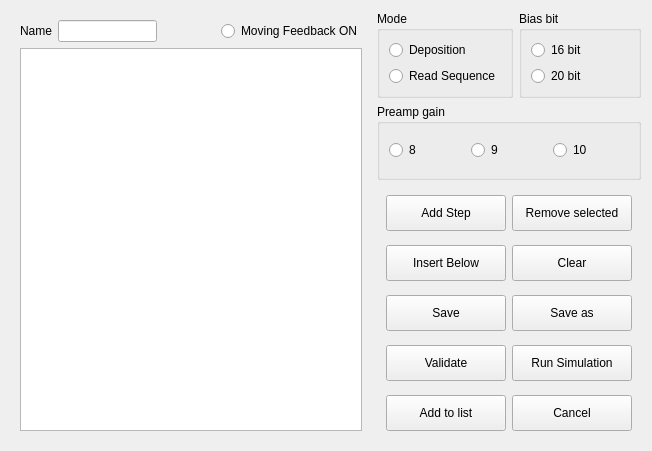
Above: pyqt5 STM software/ui/SequenceEditor.ui from freestylexyz/STM-pyqt5-software before the change. Below: the same form after it.
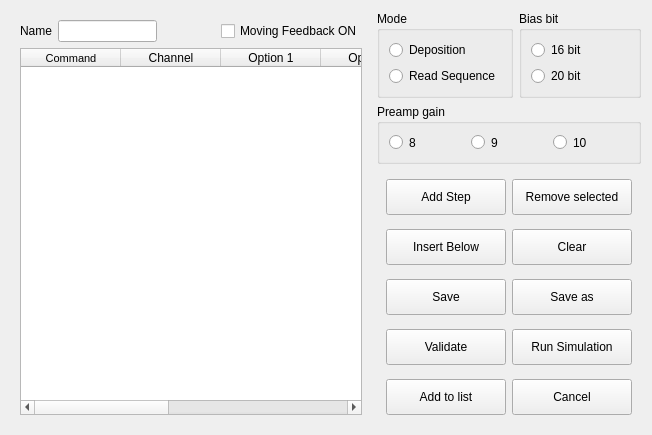
That is the form after the change.

Diff of the .ui file:
```diff
--- a/pyqt5 STM software/ui/SequenceEditor.ui
+++ b/pyqt5 STM software/ui/SequenceEditor.ui
@@ -6,7 +6,7 @@
    <rect>
     <x>0</x>
     <y>0</y>
-    <width>650</width>
+    <width>648</width>
     <height>430</height>
    </rect>
   </property>
@@ -222,7 +222,7 @@
      <property name="minimumSize">
       <size>
        <width>0</width>
-       <height>76</height>
+       <height>60</height>
       </size>
      </property>
      <property name="title">
@@ -262,13 +262,6 @@
       </size>
      </property>
      <layout class="QGridLayout" name="gridLayout_5">
-      <item row="1" column="0" colspan="4">
-       <widget class="QTableView" name="tableView">
-        <attribute name="horizontalHeaderCascadingSectionResizes">
-         <bool>false</bool>
-        </attribute>
-       </widget>
-      </item>
       <item row="0" column="2">
        <spacer name="horizontalSpacer">
         <property name="orientation">
@@ -296,12 +289,77 @@
        <widget class="QLineEdit" name="lineEdit"/>
       </item>
       <item row="0" column="3">
-       <widget class="QRadioButton" name="radioButton_8">
+       <widget class="QCheckBox" name="checkBox_8">
         <property name="text">
          <string>Moving Feedback ON</string>
         </property>
        </widget>
       </item>
+      <item row="1" column="0" colspan="4">
+       <widget class="QTableWidget" name="table_Content_SeqEditor">
+        <property name="columnCount">
+         <number>7</number>
+        </property>
+        <column>
+         <property name="text">
+          <string>Command</string>
+         </property>
+         <property name="font">
+          <font>
+           <pointsize>8</pointsize>
+          </font>
+         </property>
+         <property name="textAlignment">
+          <set>AlignCenter</set>
+         </property>
+        </column>
+        <column>
+         <property name="text">
+          <string>Channel</string>
+         </property>
+         <property name="textAlignment">
+          <set>AlignCenter</set>
+         </property>
+        </column>
+        <column>
+         <property name="text">
+          <string>Option 1</string>
+         </property>
+         <property name="textAlignment">
+          <set>AlignCenter</set>
+         </property>
+        </column>
+        <column>
+         <property name="text">
+          <string>Option 2</string>
+         </property>
+         <property name="textAlignment">
+          <set>AlignCenter</set>
+         </property>
+        </column>
+        <column>
+         <property name="text">
+          <string>data</string>
+         </property>
+         <property name="textAlignment">
+          <set>AlignCenter</set>
+         </property>
+        </column>
+        <column>
+         <property name="text">
+          <string>units</string>
+         </property>
+         <property name="textAlignment">
+          <set>AlignCenter</set>
+         </property>
+        </column>
+        <column>
+         <property name="text">
+          <string/>
+         </property>
+        </column>
+       </widget>
+      </item>
      </layout>
     </widget>
    </item>
```
